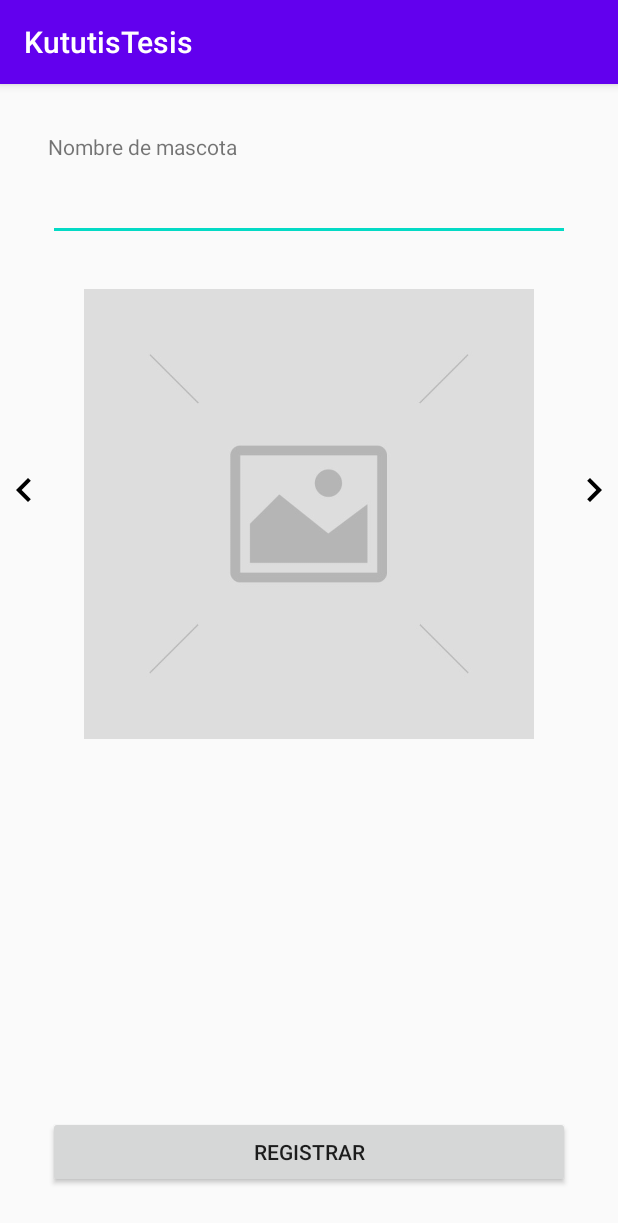
After one commit to PieroAranda/Kututis2020, an Android app: the Registro3Activity screen opened directly, with no data from a screen before it, on a phone screen of 412 x 824 dp. The commit adds this screen. Shown: the top 1223 px of the screen. Run offline under Robolectric (Android 15) with nearby library versions, the phone set to English and light mode, and no system bars.

Commit message:
Agrega la vista de Registro 3

```diff
--- a/app/src/main/AndroidManifest.xml
+++ b/app/src/main/AndroidManifest.xml
@@ -9,7 +9,8 @@
         android:roundIcon="@mipmap/ic_launcher_round"
         android:supportsRtl="true"
         android:theme="@style/AppTheme">
-        <activity android:name=".Registro2Activity"></activity>
+        <activity android:name=".Registro3Activity"></activity>
+        <activity android:name=".Registro2Activity" />
         <activity android:name=".Registro1Activity" />
         <activity android:name=".PaginaPrincipalActivity" />
         <activity android:name=".MainActivity">
--- a/app/src/main/java/com/example/kututistesis/Registro2Activity.java
+++ b/app/src/main/java/com/example/kututistesis/Registro2Activity.java
@@ -2,13 +2,32 @@ package com.example.kututistesis;
 
 import androidx.appcompat.app.AppCompatActivity;
 
+import android.content.Intent;
 import android.os.Bundle;
+import android.view.View;
+import android.widget.Button;
 
 public class Registro2Activity extends AppCompatActivity {
+
+    private Button buttonNext;
 
     @Override
     protected void onCreate(Bundle savedInstanceState) {
         super.onCreate(savedInstanceState);
         setContentView(R.layout.paciente_registrar_2);
+
+        buttonNext = (Button) findViewById(R.id.button_next);
+
+        buttonNext.setOnClickListener(new View.OnClickListener() {
+            @Override
+            public void onClick(View v) {
+                goToRegistro3();
+            }
+        });
+    }
+
+    private void goToRegistro3() {
+        Intent intent = new Intent(this, Registro3Activity.class);
+        startActivity(intent);
     }
 }
--- /dev/null
+++ b/app/src/main/java/com/example/kututistesis/Registro3Activity.java
@@ -0,0 +1,14 @@
+package com.example.kututistesis;
+
+import androidx.appcompat.app.AppCompatActivity;
+
+import android.os.Bundle;
+
+public class Registro3Activity extends AppCompatActivity {
+
+    @Override
+    protected void onCreate(Bundle savedInstanceState) {
+        super.onCreate(savedInstanceState);
+        setContentView(R.layout.paciente_registrar_3);
+    }
+}
--- /dev/null
+++ b/app/src/main/res/drawable-v24/ic_chevron_left_black_24dp.xml
@@ -0,0 +1,9 @@
+<vector xmlns:android="http://schemas.android.com/apk/res/android"
+        android:width="24dp"
+        android:height="24dp"
+        android:viewportWidth="24.0"
+        android:viewportHeight="24.0">
+    <path
+        android:fillColor="#FF000000"
+        android:pathData="M15.41,7.41L14,6l-6,6 6,6 1.41,-1.41L10.83,12z"/>
+</vector>
--- /dev/null
+++ b/app/src/main/res/drawable-v24/ic_chevron_right_black_24dp.xml
@@ -0,0 +1,9 @@
+<vector xmlns:android="http://schemas.android.com/apk/res/android"
+        android:width="24dp"
+        android:height="24dp"
+        android:viewportWidth="24.0"
+        android:viewportHeight="24.0">
+    <path
+        android:fillColor="#FF000000"
+        android:pathData="M10,6L8.59,7.41 13.17,12l-4.58,4.59L10,18l6,-6z"/>
+</vector>
--- /dev/null
+++ b/app/src/main/res/layout/paciente_registrar_3.xml
@@ -0,0 +1,76 @@
+<?xml version="1.0" encoding="utf-8"?>
+<androidx.constraintlayout.widget.ConstraintLayout xmlns:android="http://schemas.android.com/apk/res/android"
+    android:layout_width="match_parent"
+    android:layout_height="match_parent"
+    xmlns:app="http://schemas.android.com/apk/res-auto">
+    <TextView
+        android:id="@+id/text_pet_name"
+        android:layout_width="wrap_content"
+        android:layout_height="wrap_content"
+        app:layout_constraintTop_toTopOf="parent"
+        app:layout_constraintLeft_toLeftOf="parent"
+        android:layout_marginLeft="32dp"
+        android:layout_marginTop="32dp"
+        android:text="Nombre de mascota"
+        />
+
+    <EditText
+        android:id="@+id/edit_text_pet_name"
+        android:layout_width="match_parent"
+        android:layout_height="wrap_content"
+        app:layout_constraintTop_toBottomOf="@id/text_pet_name"
+        app:layout_constraintLeft_toLeftOf="parent"
+        app:layout_constraintRight_toRightOf="parent"
+        android:layout_marginLeft="32dp"
+        android:layout_marginRight="32dp"
+        android:layout_marginTop="8dp"
+        android:text="" />
+
+    <ImageView
+        android:id="@+id/image_pet"
+        android:layout_width="match_parent"
+        android:layout_height="300dp"
+        app:layout_constraintLeft_toLeftOf="parent"
+        app:layout_constraintRight_toRightOf="parent"
+        app:layout_constraintTop_toBottomOf="@+id/edit_text_pet_name"
+        android:layout_marginTop="32dp"
+        android:layout_marginLeft="32dp"
+        android:layout_marginRight="32dp"
+        android:src="@drawable/image_placeholder"
+        />
+
+    <ImageView
+        android:id="@+id/image_arrow_left"
+        android:layout_width="32dp"
+        android:layout_height="32dp"
+        android:src="@drawable/ic_chevron_left_black_24dp"
+        app:layout_constraintRight_toLeftOf="@+id/image_pet"
+        app:layout_constraintLeft_toLeftOf="parent"
+        app:layout_constraintTop_toTopOf="@+id/image_pet"
+        android:layout_marginTop="118dp"
+        />
+
+    <ImageView
+        android:id="@+id/image_arrow_right"
+        android:layout_width="32dp"
+        android:layout_height="32dp"
+        android:src="@drawable/ic_chevron_right_black_24dp"
+        app:layout_constraintLeft_toRightOf="@+id/image_pet"
+        app:layout_constraintRight_toRightOf="parent"
+        app:layout_constraintTop_toTopOf="@+id/image_pet"
+        android:layout_marginTop="118dp"
+        />
+
+    <Button
+        android:id="@+id/button_register"
+        android:layout_width="match_parent"
+        android:layout_height="wrap_content"
+        android:text="Registrar"
+        app:layout_constraintBottom_toBottomOf="parent"
+        app:layout_constraintLeft_toLeftOf="parent"
+        app:layout_constraintRight_toRightOf="parent"
+        android:layout_marginLeft="32dp"
+        android:layout_marginRight="32dp"
+        android:layout_marginBottom="32dp"/>
+
+</androidx.constraintlayout.widget.ConstraintLayout>
```
